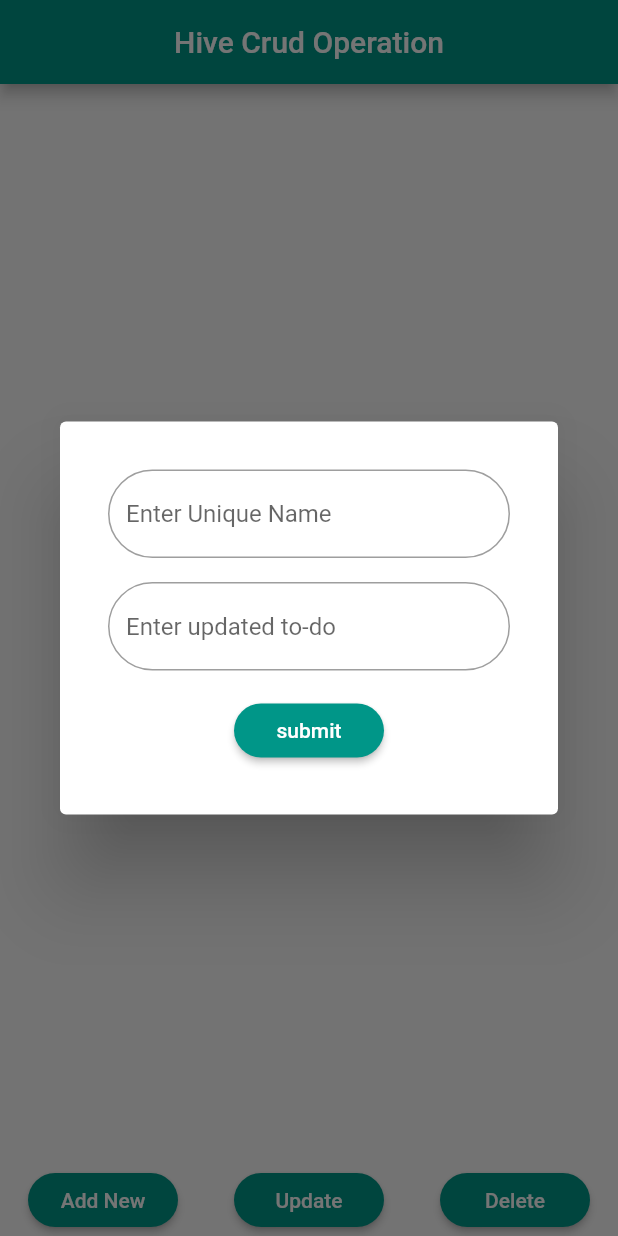
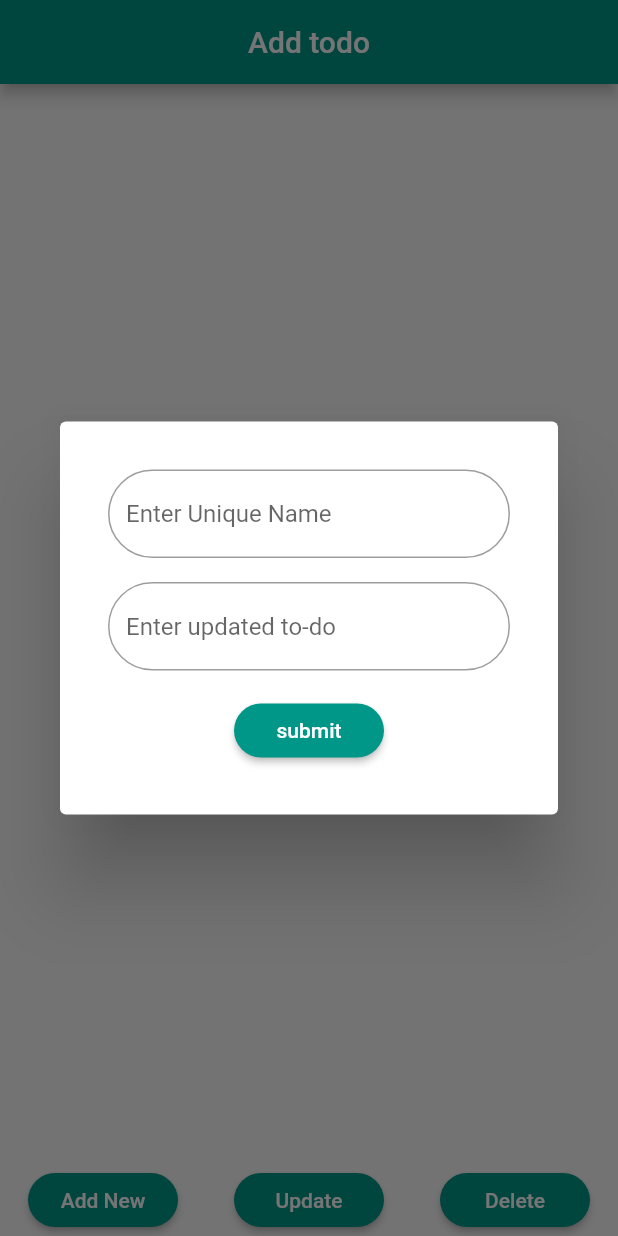
Before and after one commit to jhagaurav268/hive_todo, a Flutter app: the screen it shows after launch, item 2 of the bottom bar chosen, on a phone screen of 412 x 824 dp. Run offline on Flutter 3.47's test engine with Material 2 defaults, Android fonts, the phone set to English and light mode, and no system bars; our stand-ins replace hive, hive_flutter, splashscreen; accounts and stored records are empty.

Commit message:
initial commit

```diff
--- a/lib/home_page.dart
+++ b/lib/home_page.dart
@@ -1,4 +1,3 @@
-import 'package:flutter/foundation.dart';
 import 'package:flutter/material.dart';
 import 'package:flutter/cupertino.dart';
 import 'package:hive/hive.dart';
@@ -17,7 +16,6 @@ class _MyHomePageState extends State<MyHomePage> {
 
   @override
   void initState() {
-    // TODO: implement initState
     super.initState();
     toDoListBox = Hive.box<String>("todoList");
   }
@@ -26,7 +24,7 @@ class _MyHomePageState extends State<MyHomePage> {
   Widget build(BuildContext context) {
     return Scaffold(
       appBar: AppBar(
-        title: Text("Hive Crud Operation"),
+        title: Text("Add todo"),
         centerTitle: true,
         backgroundColor: Colors.teal,
       ),
```
Also changed, not shown: pubspec.lock.
